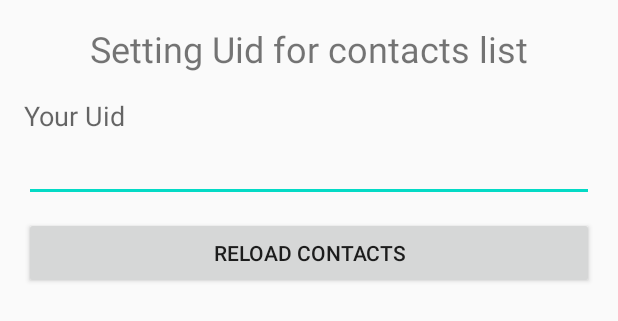
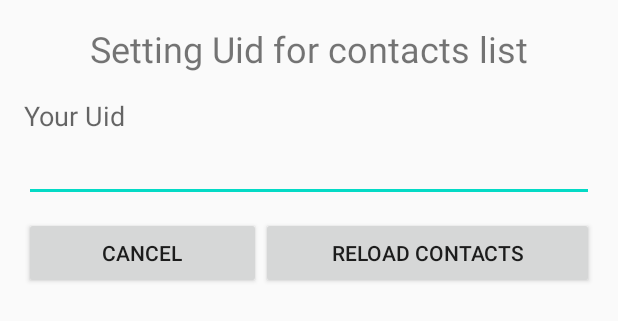
Before and after one commit to imsj114/HateAlarm, an Android app: the layout dialog_getuid.xml on its own in the app's theme, with its tools: preview values and no code run, on a phone screen of 412 x 824 dp. Shown: the top 321 px of the screen. Run offline under Robolectric (Android 15) with nearby library versions, the phone set to English and light mode, and no system bars.

Commit message:
dialogs' cancel buttons added

```diff
--- a/app/src/main/res/layout/dialog_getuid.xml
+++ b/app/src/main/res/layout/dialog_getuid.xml
@@ -31,12 +31,25 @@
         android:layout_marginBottom="10dp"
         android:layout_below="@+id/textViewUid" />
 
-    <Button
-        android:id="@+id/buttonReload"
+    <LinearLayout
         android:layout_width="match_parent"
         android:layout_height="wrap_content"
         android:layout_below="@+id/editTextUid"
-        android:layout_marginBottom="20dp"
-        android:text="@string/dialog_button" />
+        android:layout_marginBottom="20dp" >
+        <Button
+            android:id="@+id/buttonCancel"
+            android:layout_width="wrap_content"
+            android:layout_height="wrap_content"
+            android:layout_toLeftOf="@id/buttonReload"
+            android:layout_weight="1"
+            android:text="@string/button_cancel" />
+        <Button
+            android:id="@+id/buttonReload"
+            android:layout_width="wrap_content"
+            android:layout_height="wrap_content"
+            android:layout_toRightOf="@id/buttonCancel"
+            android:layout_weight="1"
+            android:text="@string/button_reload" />
+    </LinearLayout>
 
 </RelativeLayout>
--- a/app/src/main/res/values/strings.xml
+++ b/app/src/main/res/values/strings.xml
@@ -8,9 +8,10 @@
     <string name="facebook_app_id">305810097272562</string> <string name="fb_login_protocol_scheme">fb305810097272562</string>
     <string name="dialog_title">Setting Uid for contacts list</string>
     <string name="dialog_text">Your Uid</string>
-    <string name="dialog_button">Reload Contacts</string>
+    <string name="button_reload">Reload Contacts</string>
     <string name="dialog_addcontact_title">Add contact</string>
     <string name="dialog_addcontact_name">Name</string>
     <string name="dialog_addcontact_phone">Phonenumber</string>
-    <string name="dialog_addcontact_btn">Submit</string>
+    <string name="button_submit">Submit</string>
+    <string name="button_cancel">Cancel</string>
 </resources>
```
Also changed, not shown: app/src/main/java/com/example/madcampweek2/ui/contact/ContactFragment.java (+38 -15 lines), app/src/main/res/layout/dialog_add_contact.xml (+17 -4 lines).
